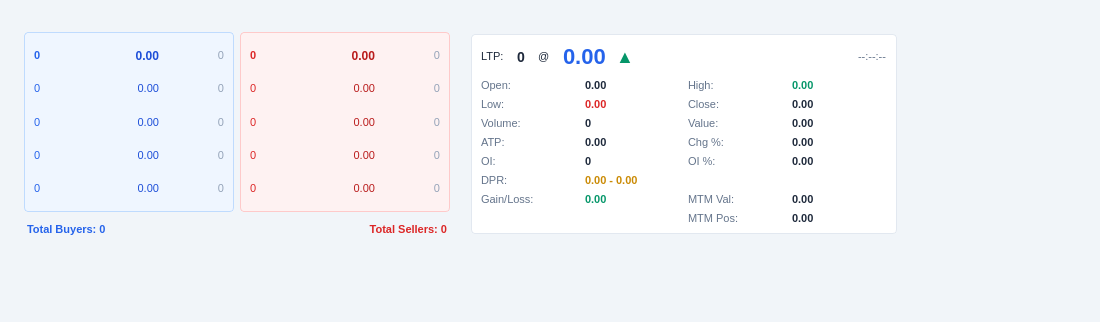
Before: the Qt Designer form resources/forms/SnapQuote.ui in yashnmehta/Autotrade, drawn with Qt 5.
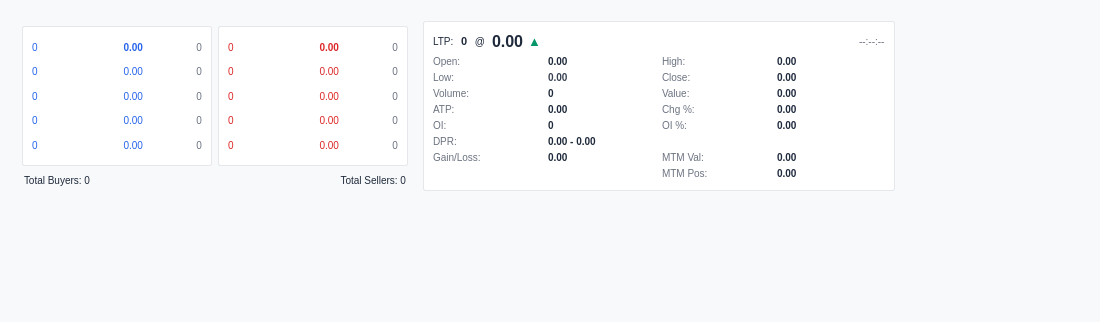
After: the same form once the commit is applied.

```diff
--- a/resources/forms/SnapQuote.ui
+++ b/resources/forms/SnapQuote.ui
@@ -22,45 +22,42 @@
   <property name="styleSheet">
    <string notr="true">
     QWidget#SnapQuoteForm { 
-        background-color: #F1F5F9; 
+        background-color: #f8f9fa; 
     }
     QLabel { 
-        color: #1E293B; 
-        font-family: 'Segoe UI', Roboto, sans-serif;
-        font-size: 11px; 
+        color: #1e293b; 
+        font-family: 'Segoe UI', sans-serif;
+        font-size: 10px; 
     }
     QLineEdit { 
-        background-color: #FFFFFF; 
-        color: #0F172A; 
-        border: 1px solid #CBD5E1; 
-        padding: 4px; 
-        font-size: 11px; 
-        border-radius: 3px; 
+        background-color: #ffffff; 
+        color: #0f172a; 
+        border: 1px solid #d1d5db; 
+        padding: 2px 3px; 
+        font-size: 10px; 
+        border-radius: 2px; 
     }
     QLineEdit:read-only { 
-        background-color: #F8FAFC; 
-        border: 1px solid #E2E8F0; 
-        color: #64748B; 
+        background-color: #f8fafc; 
+        border: 1px solid #e5e7eb; 
+        color: #6b7280; 
     }
     QComboBox { 
-        background-color: #FFFFFF; 
-        color: #0F172A; 
-        border: 1px solid #CBD5E1; 
-        padding-left: 5px; 
-        padding-right: 15px;
-        padding-top: 3px;
-        padding-bottom: 3px;
-        font-size: 11px; 
-        border-radius: 3px; 
+        background-color: #ffffff; 
+        color: #0f172a; 
+        border: 1px solid #d1d5db; 
+        padding: 1px 3px;
+        font-size: 10px; 
+        border-radius: 2px; 
     }
     QPushButton { 
-        background-color: #3B82F6; 
+        background-color: #3b82f6; 
         color: white; 
         border: none; 
-        padding: 5px 15px; 
+        padding: 3px 10px; 
         font-weight: bold; 
-        font-size: 11px; 
-        border-radius: 3px; 
+        font-size: 10px; 
+        border-radius: 2px; 
     }
     QPushButton:hover { 
         background-color: #2563EB; 
@@ -69,37 +66,37 @@
         background-color: #1D4ED8; 
     }
     QFrame#bidFrame { 
-        background-color: #EFF6FF; 
-        border: 1px solid #BFDBFE; 
-        border-radius: 4px; 
+        background-color: #ffffff; 
+        border: 1px solid #e5e7eb; 
+        border-radius: 2px; 
     }
     QFrame#askFrame { 
-        background-color: #FEF2F2; 
-        border: 1px solid #FECACA; 
-        border-radius: 4px; 
+        background-color: #ffffff; 
+        border: 1px solid #e5e7eb; 
+        border-radius: 2px; 
     }
     QFrame#statsFrame { 
-        background-color: #FFFFFF; 
-        border: 1px solid #E2E8F0; 
-        border-radius: 4px; 
+        background-color: #ffffff; 
+        border: 1px solid #e5e7eb; 
+        border-radius: 2px; 
     }
    </string>
   </property>
   <layout class="QVBoxLayout" name="mainLayout">
    <property name="spacing">
-    <number>8</number>
+    <number>4</number>
    </property>
    <property name="leftMargin">
-    <number>6</number>
+    <number>4</number>
    </property>
    <property name="topMargin">
-    <number>6</number>
+    <number>4</number>
    </property>
    <property name="rightMargin">
-    <number>6</number>
+    <number>4</number>
    </property>
    <property name="bottomMargin">
-    <number>6</number>
+    <number>4</number>
    </property>
    <item>
     <widget class="QWidget" name="headerWidget" native="true">
@@ -144,7 +141,7 @@
      </property>
      <layout class="QHBoxLayout" name="contentLayout" stretch="0,1">
       <property name="spacing">
-       <number>12</number>
+       <number>6</number>
       </property>
       <item>
        <widget class="QWidget" name="widget" native="true">
@@ -159,26 +156,26 @@
            </property>
            <property name="minimumSize">
             <size>
-             <width>210</width>
-             <height>180</height>
+             <width>190</width>
+             <height>140</height>
             </size>
            </property>
            <property name="maximumSize">
             <size>
              <width>210</width>
-             <height>180</height>
+             <height>160</height>
             </size>
            </property>
            <layout class="QVBoxLayout" name="askLayout">
             <item>
              <layout class="QGridLayout" name="askGrid">
               <property name="verticalSpacing">
-               <number>6</number>
+               <number>3</number>
               </property>
               <item row="0" column="0">
                <widget class="QLabel" name="lbAskQty1">
                 <property name="styleSheet">
-                 <string notr="true">color: #DC2626; font-weight: bold;</string>
+                 <string notr="true">color: #dc2626;</string>
                 </property>
                 <property name="text">
                  <string>0</string>
@@ -188,7 +185,7 @@
               <item row="0" column="1">
                <widget class="QLabel" name="lbAskPrice1">
                 <property name="styleSheet">
-                 <string notr="true">color: #B91C1C; font-weight: bold; font-size: 12px;</string>
+                 <string notr="true">color: #dc2626; font-weight: bold; font-size: 10px;</string>
                 </property>
                 <property name="text">
                  <string>0.00</string>
@@ -201,7 +198,7 @@
               <item row="0" column="2">
                <widget class="QLabel" name="lbAskOrders1">
                 <property name="styleSheet">
-                 <string notr="true">color: #94A3B8;</string>
+                 <string notr="true">color: #6b7280;</string>
                 </property>
                 <property name="text">
                  <string>0</string>
@@ -214,7 +211,7 @@
               <item row="1" column="0">
                <widget class="QLabel" name="lbAskQty2">
                 <property name="styleSheet">
-                 <string notr="true">color: #DC2626;</string>
+                 <string notr="true">color: #dc2626;</string>
                 </property>
                 <property name="text">
                  <string>0</string>
@@ -224,7 +221,7 @@
               <item row="1" column="1">
                <widget class="QLabel" name="lbAskPrice2">
                 <property name="styleSheet">
-                 <string notr="true">color: #B91C1C;</string>
+                 <string notr="true">color: #dc2626;</string>
                 </property>
                 <property name="text">
                  <string>0.00</string>
@@ -237,7 +234,7 @@
               <item row="1" column="2">
                <widget class="QLabel" name="lbAskOrders2">
                 <property name="styleSheet">
-                 <string notr="true">color: #94A3B8;</string>
+                 <string notr="true">color: #6b7280;</string>
                 </property>
                 <property name="text">
                  <string>0</string>
@@ -250,7 +247,7 @@
               <item row="2" column="0">
                <widget class="QLabel" name="lbAskQty3">
                 <property name="styleSheet">
-                 <string notr="true">color: #DC2626;</string>
+                 <string notr="true">color: #dc2626;</string>
                 </property>
                 <property name="text">
                  <string>0</string>
@@ -260,7 +257,7 @@
               <item row="2" column="1">
                <widget class="QLabel" name="lbAskPrice3">
                 <property name="styleSheet">
-                 <string notr="true">color: #B91C1C;</string>
+                 <string notr="true">color: #dc2626;</string>
                 </property>
                 <property name="text">
                  <string>0.00</string>
@@ -273,7 +270,7 @@
               <item row="2" column="2">
                <widget class="QLabel" name="lbAskOrders3">
                 <property name="styleSheet">
-                 <string notr="true">color: #94A3B8;</string>
+                 <string notr="true">color: #6b7280;</string>
                 </property>
                 <property name="text">
                  <string>0</string>
@@ -286,7 +283,7 @@
               <item row="3" column="0">
                <widget class="QLabel" name="lbAskQty4">
                 <property name="styleSheet">
-                 <string notr="true">color: #DC2626;</string>
+                 <string notr="true">color: #dc2626;</string>
                 </property>
                 <property name="text">
                  <string>0</string>
@@ -296,7 +293,7 @@
               <item row="3" column="1">
                <widget class="QLabel" name="lbAskPrice4">
                 <property name="styleSheet">
-                 <string notr="true">color: #B91C1C;</string>
+                 <string notr="true">color: #dc2626;</string>
                 </property>
                 <property name="text">
                  <string>0.00</string>
@@ -309,7 +306,7 @@
               <item row="3" column="2">
                <widget class="QLabel" name="lbAskOrders4">
                 <property name="styleSheet">
-                 <string notr="true">color: #94A3B8;</string>
+                 <string notr="true">color: #6b7280;</string>
                 </property>
                 <property name="text">
                  <string>0</string>
@@ -322,7 +319,7 @@
               <item row="4" column="0">
                <widget class="QLabel" name="lbAskQty5">
                 <property name="styleSheet">
-                 <string notr="true">color: #DC2626;</string>
+                 <string notr="true">color: #dc2626;</string>
                 </property>
                 <property name="text">
                  <string>0</string>
@@ -332,7 +329,7 @@
               <item row="4" column="1">
                <widget class="QLabel" name="lbAskPrice5">
                 <property name="styleSheet">
-                 <string notr="true">color: #B91C1C;</string>
+                 <string notr="true">color: #dc2626;</string>
                 </property>
                 <property name="text">
                  <string>0.00</string>
@@ -345,7 +342,7 @@
               <item row="4" column="2">
                <widget class="QLabel" name="lbAskOrders5">
                 <property name="styleSheet">
-                 <string notr="true">color: #94A3B8;</string>
+                 <string notr="true">color: #6b7280;</string>
                 </property>
                 <property name="text">
                  <string>0</string>
@@ -369,7 +366,7 @@
             </sizepolicy>
            </property>
            <property name="styleSheet">
-            <string notr="true">color: #DC2626; font-weight: bold; padding-top: 5px;</string>
+            <string notr="true">color: #1e293b; padding-top: 2px;</string>
            </property>
            <property name="text">
             <string>Total Sellers: 0</string>
@@ -388,7 +385,7 @@
             </sizepolicy>
            </property>
            <property name="styleSheet">
-            <string notr="true">color: #2563EB; font-weight: bold; padding-top: 5px;</string>
+            <string notr="true">color: #1e293b; padding-top: 2px;</string>
            </property>
            <property name="text">
             <string>Total Buyers: 0</string>
@@ -405,26 +402,26 @@
            </property>
            <property name="minimumSize">
             <size>
-             <width>210</width>
-             <height>180</height>
+             <width>190</width>
+             <height>140</height>
             </size>
            </property>
            <property name="maximumSize">
             <size>
              <width>210</width>
-             <height>180</height>
+             <height>160</height>
             </size>
            </property>
            <layout class="QVBoxLayout" name="bidLayout">
             <item>
              <layout class="QGridLayout" name="bidGrid">
               <property name="verticalSpacing">
-               <number>6</number>
+               <number>3</number>
               </property>
               <item row="0" column="0">
                <widget class="QLabel" name="lbBidQty1">
                 <property name="styleSheet">
-                 <string notr="true">color: #2563EB; font-weight: bold;</string>
+                 <string notr="true">color: #2563eb;</string>
                 </property>
                 <property name="text">
                  <string>0</string>
@@ -434,7 +431,7 @@
               <item row="0" column="1">
                <widget class="QLabel" name="lbBidPrice1">
                 <property name="styleSheet">
-                 <string notr="true">color: #1D4ED8; font-weight: bold; font-size: 12px;</string>
+                 <string notr="true">color: #2563eb; font-weight: bold; font-size: 10px;</string>
                 </property>
                 <property name="text">
                  <string>0.00</string>
@@ -447,7 +444,7 @@
               <item row="0" column="2">
                <widget class="QLabel" name="bidAt1">
                 <property name="styleSheet">
-                 <string notr="true">color: #94A3B8;</string>
+                 <string notr="true">color: #6b7280;</string>
                 </property>
                 <property name="text">
                  <string>0</string>
@@ -460,7 +457,7 @@
               <item row="1" column="0">
                <widget class="QLabel" name="lbBidQty2">
                 <property name="styleSheet">
-                 <string notr="true">color: #2563EB;</string>
+                 <string notr="true">color: #2563eb;</string>
                 </property>
                 <property name="text">
                  <string>0</string>
@@ -470,7 +467,7 @@
               <item row="1" column="1">
                <widget class="QLabel" name="lbBidPrice2">
                 <property name="styleSheet">
-                 <string notr="true">color: #1D4ED8;</string>
+                 <string notr="true">color: #2563eb;</string>
                 </property>
                 <property name="text">
                  <string>0.00</string>
@@ -483,7 +480,7 @@
               <item row="1" column="2">
                <widget class="QLabel" name="bidAt2">
                 <property name="styleSheet">
-                 <string notr="true">color: #94A3B8;</string>
+                 <string notr="true">color: #6b7280;</string>
                 </property>
                 <property name="text">
                  <string>0</string>
@@ -496,7 +493,7 @@
               <item row="2" column="0">
                <widget class="QLabel" name="lbBidQty3">
                 <property name="styleSheet">
-                 <string notr="true">color: #2563EB;</string>
+                 <string notr="true">color: #2563eb;</string>
                 </property>
                 <property name="text">
                  <string>0</string>
@@ -506,7 +503,7 @@
               <item row="2" column="1">
                <widget class="QLabel" name="lbBidPrice3">
                 <property name="styleSheet">
-                 <string notr="true">color: #1D4ED8;</string>
+                 <string notr="true">color: #2563eb;</string>
                 </property>
                 <property name="text">
                  <string>0.00</string>
@@ -519,7 +516,7 @@
               <item row="2" column="2">
                <widget class="QLabel" name="bidAt3">
                 <property name="styleSheet">
-                 <string notr="true">color: #94A3B8;</string>
+                 <string notr="true">color: #6b7280;</string>
                 </property>
                 <property name="text">
                  <string>0</string>
@@ -532,7 +529,7 @@
               <item row="3" column="0">
                <widget class="QLabel" name="lbBidQty4">
                 <property name="styleSheet">
-                 <string notr="true">color: #2563EB;</string>
+                 <string notr="true">color: #2563eb;</string>
                 </property>
                 <property name="text">
                  <string>0</string>
@@ -542,7 +539,7 @@
               <item row="3" column="1">
                <widget class="QLabel" name="lbBidPrice4">
                 <property name="styleSheet">
-                 <string notr="true">color: #1D4ED8;</string>
+                 <string notr="true">color: #2563eb;</string>
                 </property>
                 <property name="text">
                  <string>0.00</string>
@@ -555,7 +552,7 @@
               <item row="3" column="2">
                <widget class="QLabel" name="bidAt4">
                 <property name="styleSheet">
-                 <string notr="true">color: #94A3B8;</string>
+                 <string notr="true">color: #6b7280;</string>
                 </property>
                 <property name="text">
                  <string>0</string>
@@ -568,7 +565,7 @@
               <item row="4" column="0">
                <widget class="QLabel" name="lbBidQty5">
                 <property name="styleSheet">
-                 <string notr="true">color: #2563EB;</string>
+                 <string notr="true">color: #2563eb;</string>
                 </property>
                 <property name="text">
                  <string>0</string>
@@ -578,7 +575,7 @@
               <item row="4" column="1">
                <widget class="QLabel" name="lbBidPrice5">
                 <property name="styleSheet">
-                 <string notr="true">color: #1D4ED8;</string>
+                 <string notr="true">color: #2563eb;</string>
                 </property>
                 <property name="text">
                  <string>0.00</string>
@@ -591,7 +588,7 @@
               <item row="4" column="2">
                <widget class="QLabel" name="bidAt5">
                 <property name="styleSheet">
-                 <string notr="true">color: #94A3B8;</string>
+                 <string notr="true">color: #6b7280;</string>
                 </property>
                 <property name="text">
                  <string>0</string>
@@ -619,19 +616,19 @@
         </property>
         <property name="minimumSize">
          <size>
-          <width>250</width>
+          <width>220</width>
           <height>0</height>
          </size>
         </property>
         <property name="maximumSize">
          <size>
           <width>16777215</width>
-          <height>200</height>
+          <height>170</height>
          </size>
         </property>
         <layout class="QVBoxLayout" name="statsLayout">
          <property name="spacing">
-          <number>10</number>
+          <number>4</number>
          </property>
          <item>
           <layout class="QHBoxLayout" name="ltpRow">
@@ -645,7 +642,7 @@
            <item>
             <widget class="QLabel" name="lbLTPQty">
              <property name="styleSheet">
-              <string notr="true">font-size: 14px; font-weight: bold;</string>
+              <string notr="true">font-size: 11px; font-weight: bold;</string>
              </property>
              <property name="text">
               <string>0</string>
@@ -662,7 +659,7 @@
            <item>
             <widget class="QLabel" name="lbLTPPrice">
              <property name="styleSheet">
-              <string notr="true">font-size: 22px; font-weight: bold; color: #2563EB;</string>
+              <string notr="true">font-size: 16px; font-weight: bold; color: #1e293b;</string>
              </property>
              <property name="text">
               <string>0.00</string>
@@ -672,7 +669,7 @@
            <item>
             <widget class="QLabel" name="lbLTPIndicator">
              <property name="styleSheet">
-              <string notr="true">font-size: 18px; color: #059669;</string>
+              <string notr="true">font-size: 13px; color: #059669;</string>
              </property>
              <property name="text">
               <string>▲</string>
@@ -695,7 +692,7 @@
            <item>
             <widget class="QLabel" name="lbLTPTime">
              <property name="styleSheet">
-              <string notr="true">color: #64748B;</string>
+              <string notr="true">color: #6b7280;</string>
              </property>
              <property name="text">
               <string>--:--:--</string>
@@ -707,15 +704,15 @@
          <item>
           <layout class="QGridLayout" name="statsGrid">
            <property name="horizontalSpacing">
-            <number>8</number>
-           </property>
-           <property name="verticalSpacing">
             <number>6</number>
            </property>
+           <property name="verticalSpacing">
+            <number>3</number>
+           </property>
            <item row="0" column="0">
             <widget class="QLabel" name="openTitle">
              <property name="styleSheet">
-              <string notr="true">color: #64748B;</string>
+              <string notr="true">color: #6b7280;</string>
              </property>
              <property name="text">
               <string>Open:</string>
@@ -735,7 +732,7 @@
            <item row="0" column="2">
             <widget class="QLabel" name="highTitle">
              <property name="styleSheet">
-              <string notr="true">color: #64748B;</string>
+              <string notr="true">color: #6b7280;</string>
              </property>
              <property name="text">
               <string>High:</string>
@@ -745,7 +742,7 @@
            <item row="0" column="3">
             <widget class="QLabel" name="lbHigh">
              <property name="styleSheet">
-              <string notr="true">font-weight: bold; color: #059669;</string>
+              <string notr="true">font-weight: bold; color: #1e293b;</string>
              </property>
              <property name="text">
               <string>0.00</string>
@@ -755,7 +752,7 @@
            <item row="1" column="0">
             <widget class="QLabel" name="lowTitle">
              <property name="styleSheet">
-              <string notr="true">color: #64748B;</string>
+              <string notr="true">color: #6b7280;</string>
              </property>
              <property name="text">
               <string>Low:</string>
@@ -765,7 +762,7 @@
            <item row="1" column="1">
             <widget class="QLabel" name="lbLow">
              <property name="styleSheet">
-              <string notr="true">font-weight: bold; color: #DC2626;</string>
+              <string notr="true">font-weight: bold; color: #374151;</string>
              </property>
              <property name="text">
               <string>0.00</string>
@@ -775,7 +772,7 @@
            <item row="1" column="2">
             <widget class="QLabel" name="closeTitle">
              <property name="styleSheet">
-              <string notr="true">color: #64748B;</string>
+              <string notr="true">color: #6b7280;</string>
              </property>
              <property name="text">
               <string>Close:</string>
@@ -795,7 +792,7 @@
            <item row="2" column="0">
             <widget class="QLabel" name="volTitle">
              <property name="styleSheet">
-              <string notr="true">color: #64748B;</string>
+              <string notr="true">color: #6b7280;</string>
              </property>
              <property name="text">
               <string>Volume:</string>
@@ -815,7 +812,7 @@
            <item row="2" column="2">
             <widget class="QLabel" name="valTitle">
              <property name="styleSheet">
-              <string notr="true">color: #64748B;</string>
+              <string notr="true">color: #6b7280;</string>
              </property>
              <property name="text">
               <string>Value:</string>
@@ -835,7 +832,7 @@
            <item row="3" column="0">
             <widget class="QLabel" name="atpTitleStats">
              <property name="styleSheet">
-              <string notr="true">color: #64748B;</string>
+              <string notr="true">color: #6b7280;</string>
              </property>
              <property name="text">
               <string>ATP:</string>
@@ -855,7 +852,7 @@
            <item row="3" column="2">
             <widget class="QLabel" name="chgTitle">
              <property name="styleSheet">
-              <string notr="true">color: #64748B;</string>
+              <string notr="true">color: #6b7280;</string>
              </property>
              <property name="text">
               <string>Chg %:</string>
@@ -875,7 +872,7 @@
            <item row="4" column="0">
             <widget class="QLabel" name="oiTitle">
              <property name="styleSheet">
-              <string notr="true">color: #64748B;</string>
+              <string notr="true">color: #6b7280;</string>
              </property>
              <property name="text">
               <string>OI:</string>
@@ -895,7 +892,7 @@
            <item row="4" column="2">
             <widget class="QLabel" name="oiChgTitle">
              <property name="styleSheet">
-              <string notr="true">color: #64748B;</string>
+              <string notr="true">color: #6b7280;</string>
              </property>
              <property name="text">
               <string>OI %:</string>
@@ -915,7 +912,7 @@
            <item row="5" column="0">
             <widget class="QLabel" name="dprTitle">
              <property name="styleSheet">
-              <string notr="true">color: #64748B;</string>
+              <string notr="true">color: #6b7280;</string>
              </property>
              <property name="text">
               <string>DPR:</string>
@@ -925,7 +922,7 @@
            <item row="5" column="1" colspan="3">
             <widget class="QLabel" name="lbDPR">
              <property name="styleSheet">
-              <string notr="true">font-weight: bold; color: #CA8A04;</string>
+              <string notr="true">font-weight: bold; color: #1e293b;</string>
              </property>
              <property name="text">
               <string>0.00 - 0.00</string>
@@ -935,7 +932,7 @@
            <item row="6" column="0">
             <widget class="QLabel" name="glTitle">
              <property name="styleSheet">
-              <string notr="true">color: #64748B;</string>
+              <string notr="true">color: #6b7280;</string>
              </property>
              <property name="text">
               <string>Gain/Loss:</string>
@@ -945,7 +942,7 @@
            <item row="6" column="1">
             <widget class="QLabel" name="lbGainLoss">
              <property name="styleSheet">
-              <string notr="true">font-weight: bold; color: #059669;</string>
+              <string notr="true">font-weight: bold; color: #1e293b;</string>
              </property>
              <property name="text">
               <string>0.00</string>
@@ -955,7 +952,7 @@
            <item row="6" column="2">
             <widget class="QLabel" name="mtmvTitle">
              <property name="styleSheet">
-              <string notr="true">color: #64748B;</string>
+              <string notr="true">color: #6b7280;</string>
              </property>
              <property name="text">
               <string>MTM Val:</string>
@@ -975,7 +972,7 @@
            <item row="7" column="2">
             <widget class="QLabel" name="mtmpTitle">
              <property name="styleSheet">
-              <string notr="true">color: #64748B;</string>
+              <string notr="true">color: #6b7280;</string>
              </property>
              <property name="text">
               <string>MTM Pos:</string>
```
Left out of the diff: 6 changed lines with no effect on the pictures.
